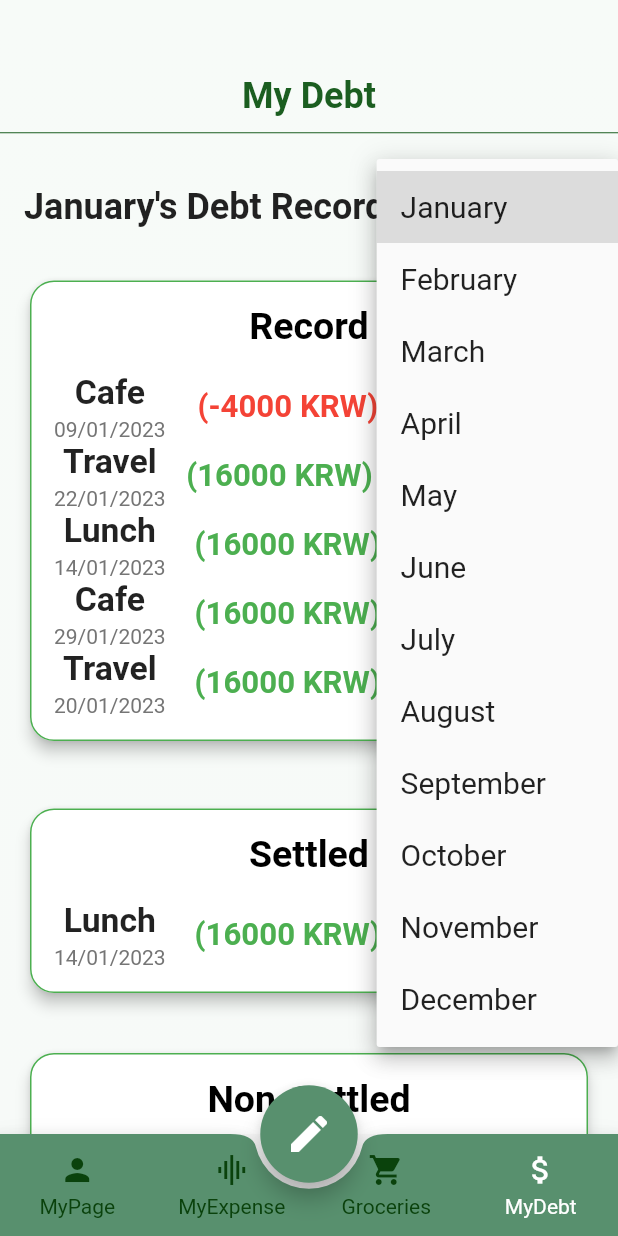
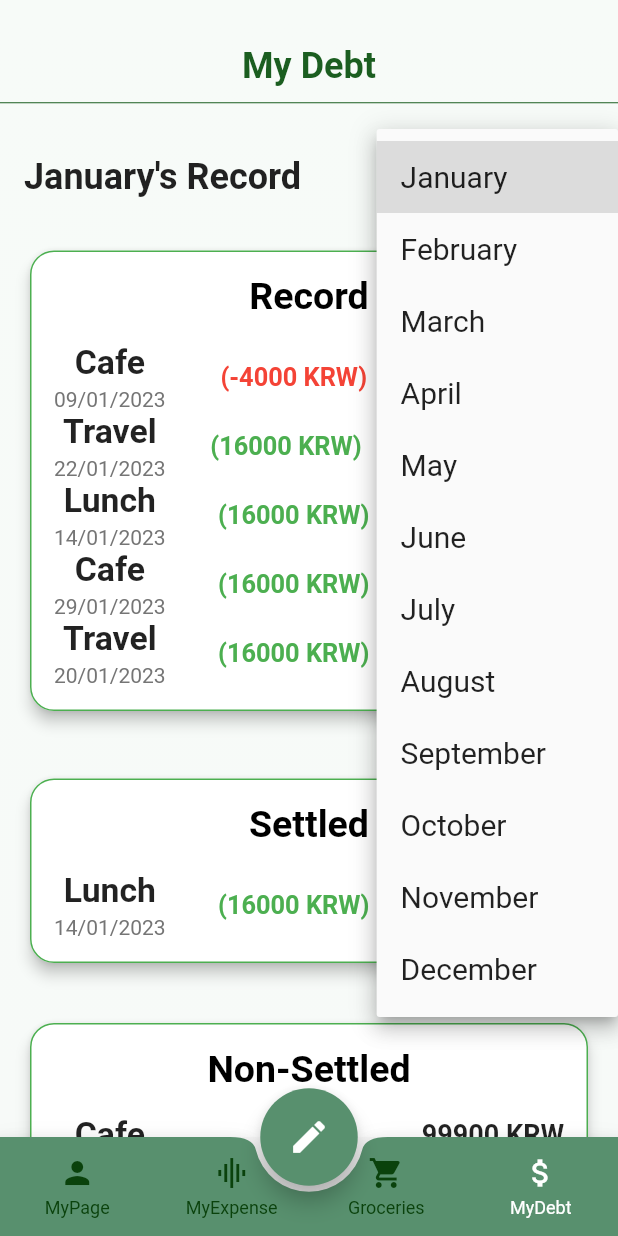
Before and after one commit to adlanrashdan/BudgetKU_app, a Flutter app: the MyPage screen opened directly, item 4 of the bottom bar chosen, after a tap on "January", on a phone screen of 412 x 824 dp. Run offline on Flutter 3.47's test engine with Material 2 defaults, Android fonts, the phone set to English and light mode, and no system bars; our stand-ins replace pie_chart.

Commit message:
Update main.dart

```diff
--- a/lib/main.dart
+++ b/lib/main.dart
@@ -63,7 +63,7 @@ class _WelcomePageState extends State<WelcomePage> with SingleTickerProviderStat
                 opacity: _animation,
                 child: CircleAvatar(
                   radius: 80,
-                  backgroundImage: AssetImage('assets/images/app_logo.png'),
+                  backgroundImage: AssetImage('assets/images/app_logo.jpg'),
                 ),
               ),
                 const SizedBox(height: 49),
@@ -472,6 +472,7 @@ class _MyPageState extends State<MyPage> {
               Text(
                 label,
                 style: TextStyle(
+                    fontSize: 12.0,
                   color: isSelected
                       ? Colors.white
                       : Color.fromARGB(255, 10, 66, 12),
@@ -499,7 +500,7 @@ class _MyPageState extends State<MyPage> {
         backgroundColor: isSelected ? Colors.white : const Color(0xFF58906E),
         child: Icon(
           Icons.edit,
-          size: 32.0,
+          size: 28.0,
           color: isSelected ? const Color(0xFF58906E) : Colors.white,
         ),
       ),
@@ -1137,7 +1138,7 @@ class _MySpendingPageState extends State<MySpendingPage> {
                 style: TextStyle(
                   color: Colors.red,
                   fontWeight: FontWeight.bold,
-                  fontSize: 16,
+                  fontSize: 13,
                 ),
               ),
             ),
@@ -1275,6 +1276,7 @@ class _MySpendingPageState extends State<MySpendingPage> {
               child: Text('Cancel'),
             ),
             ElevatedButton(
+              style: ElevatedButton.styleFrom(primary: Colors.green),
               onPressed: () {
                 setState(() {
                   String title = titleController.text;
@@ -1881,7 +1883,7 @@ class _MyDebtPageState extends State<MyDebtPage> {
     'Hong'
   ];
   final List<String> titleList = [
-    'Mcdonald',
+    'Mcd',
     'Travel',
     'Event',
     'Drink',
@@ -1941,7 +1943,7 @@ class _MyDebtPageState extends State<MyDebtPage> {
               style: TextStyle(
                 color: amount.startsWith('-') ? Colors.red : Colors.green,
                 fontWeight: FontWeight.bold,
-                fontSize: 16,
+                fontSize: 13,
               ),
             ),
           ),
@@ -1953,7 +1955,7 @@ class _MyDebtPageState extends State<MyDebtPage> {
               textScaleFactor: 1.5,
               style: TextStyle(
                 fontWeight: FontWeight.bold,
-                fontSize: 13,
+                fontSize: 12,
               ),
             ),
             SizedBox(height: 4),
@@ -2011,7 +2013,7 @@ class _MyDebtPageState extends State<MyDebtPage> {
         child: SafeArea(
           child: ListView(
             children: [
-              SizedBox(height: 50),
+              SizedBox(height: 30),
               Center(
                 child: Text(
                   'My Debt',
@@ -2035,7 +2037,7 @@ class _MyDebtPageState extends State<MyDebtPage> {
                   mainAxisAlignment: MainAxisAlignment.spaceBetween,
                   children: [
                     Text(
-                      '$dropdownValue\'s Debt Record',
+                      '$dropdownValue\'s Record',
                       style: TextStyle(
                         fontSize: 24,
                         fontWeight: FontWeight.bold,
```
